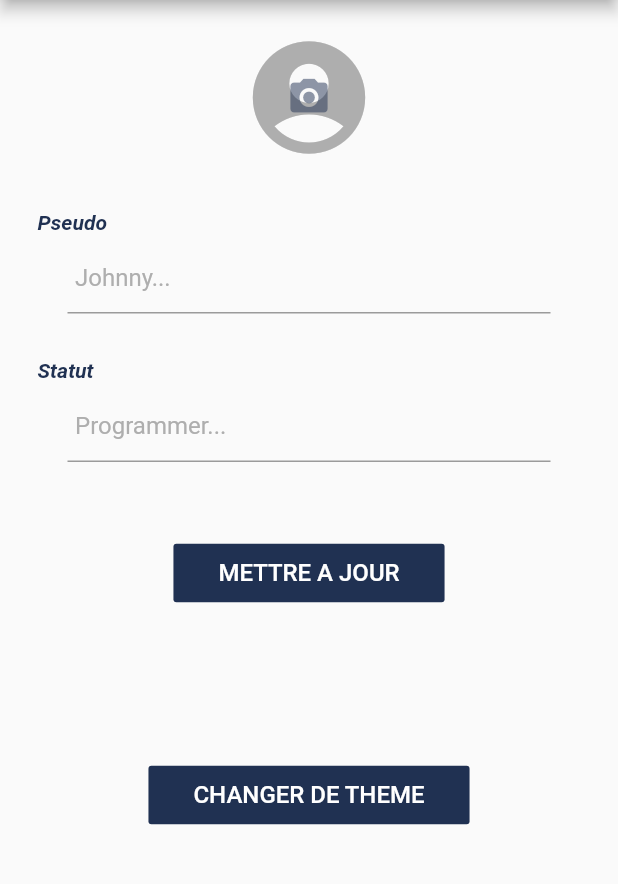
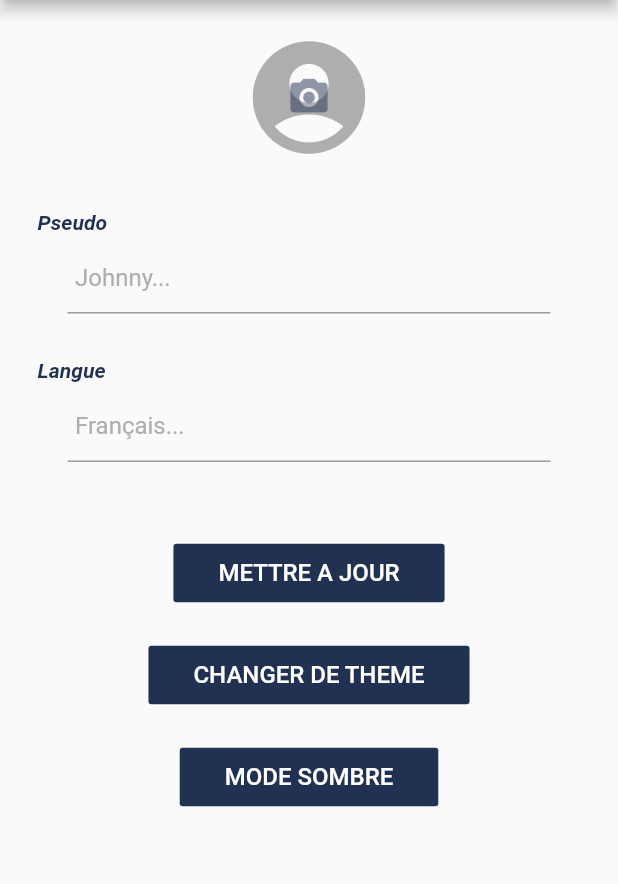
Before and after one commit to stanfrbd/Komeet_perso, a Flutter app: the Settings screen opened directly, on a phone screen of 412 x 824 dp, the part 84-968 px from its top. Run offline on Flutter 3.47's test engine with Material 2 defaults, Android fonts, the phone set to English and light mode, and no system bars; our stand-ins replace cached_network_image, cloud_firestore, firebase_auth, firebase_storage, flutter_colorpicker, fluttertoast and 3 more; accounts and stored records are empty.

Commit message:
darkmode, layout

```diff
--- a/lib/const.dart
+++ b/lib/const.dart
@@ -1,7 +1,32 @@
 import 'dart:ui';
 import 'package:flutter/material.dart';
 
-var themeColor = Colors.grey;//Color(0xff7289da);//Color(0xfff5a623);
-final primaryColor = Color(0xff203152);
-final greyColor = Color(0xffaeaeae);
-final greyColor2 = Color(0xffE8E8E8);
+class ThemeKomeet {
+  static bool darkTheme = false;
+
+  static var themeColor = Colors.grey;//Color(0xff838383);//Color(0xfff5a623);
+  static var primaryColor = Color(0xff203152);
+  static var greyColor = Color(0xffaeaeae);
+  static var greyColor2 = Color(0xffE8E8E8);
+
+  static void changeColors() {
+    if (darkTheme) {
+        primaryColor = Colors.blue;
+        greyColor2 = Color(0xffCCCCCC).withOpacity(0.15);
+    }
+    else {
+      themeColor = Colors.grey;
+      primaryColor = Color(0xff203152);
+      greyColor2 = Color(0xffE8E8E8);
+    }
+
+  }
+
+  static void enableDarkMode(bool state) {
+    darkTheme = false;
+    if (state) {
+        darkTheme = true;
+    }
+    changeColors();
+  }
+}
--- a/lib/settings.dart
+++ b/lib/settings.dart
@@ -6,7 +6,7 @@ import 'package:cloud_firestore/cloud_firestore.dart';
 import 'package:firebase_storage/firebase_storage.dart';
 import 'package:flutter/material.dart';
 import 'package:flutter_app_komeet/const.dart';
-import 'package:flutter_app_komeet/main.dart';
+import 'package:flutter_app_komeet/login.dart';
 import 'package:fluttertoast/fluttertoast.dart';
 import 'package:image_picker/image_picker.dart';
 import 'package:shared_preferences/shared_preferences.dart';
@@ -21,7 +21,7 @@ class Settings extends StatelessWidget {
       appBar: new AppBar(
         title: new Text(
           'Réglages',
-          style: TextStyle(color: primaryColor, fontWeight: FontWeight.bold),
+          style: TextStyle(color: ThemeKomeet.primaryColor, fontWeight: FontWeight.bold),
         ),
         centerTitle: true,
       ),
@@ -56,16 +56,17 @@ class SettingsScreenState extends State<SettingsScreen> {
   //color picker
 
   Color currentColor = Colors.grey;
+  static String themeTxt;
 
-  void changeColor(Color color) { // not working at the moment
-    setState(() => currentColor = color);
-    themeColor = currentColor;
-    //Navigator.push(context, MaterialPageRoute(builder: (context) => Settings()));
+  void changeColor(Color color) {
+    currentColor = color;
     setState(() {
+      ThemeKomeet.themeColor = currentColor;
+      Fluttertoast.showToast(msg: "Couleur Changée");
       Navigator.push(
         context,
         MaterialPageRoute(builder: (context) {
-          return MainScreen(currentUserId: id);
+          return MyApp();
         }),
       );
     },
@@ -179,10 +180,18 @@ class SettingsScreenState extends State<SettingsScreen> {
     });
   }
 
+  void checkTheme() {
+    if (ThemeKomeet.darkTheme) {
+      themeTxt = "MODE CLAIR";
+    }
+    else {
+      themeTxt = "MODE SOMBRE";
+    }
+  }
   void handleChangeTheme() {
     focusNodeNickname.unfocus();
     focusNodeAboutMe.unfocus();
-
+    if (!ThemeKomeet.darkTheme) {
       // launch theme changer...
       showDialog(
         context: context,
@@ -199,9 +208,33 @@ class SettingsScreenState extends State<SettingsScreen> {
         },
       );
     }
+  }
+
+  void handleDarkTheme() {
+    if (!ThemeKomeet.darkTheme) {
+      setState(() {
+        ThemeKomeet.enableDarkMode(true);
+      });
+    }
+    else if (ThemeKomeet.darkTheme){
+      setState(() {
+        ThemeKomeet.enableDarkMode(false);
+      });
+    }
+    checkTheme();
+      Fluttertoast.showToast(msg: "Changement");
+      Navigator.push(
+        context,
+        MaterialPageRoute(builder: (context) {
+          return MyApp();
+        }),
+      );
+
+  }
 
   @override
   Widget build(BuildContext context) {
+    checkTheme();
     return Stack(
       children: <Widget>[
         SingleChildScrollView(
@@ -219,7 +252,7 @@ class SettingsScreenState extends State<SettingsScreen> {
                                     placeholder: (context, url) => Container(
                                           child: CircularProgressIndicator(
                                             strokeWidth: 2.0,
-                                            valueColor: AlwaysStoppedAnimation<Color>(themeColor),
+                                            valueColor: AlwaysStoppedAnimation<Color>(ThemeKomeet.themeColor),
                                           ),
                                           width: 90.0,
                                           height: 90.0,
@@ -236,7 +269,7 @@ class SettingsScreenState extends State<SettingsScreen> {
                               : Icon(
                                   Icons.account_circle,
                                   size: 90.0,
-                                  color: greyColor,
+                                  color: ThemeKomeet.greyColor,
                                 ))
                           : Material(
                               child: Image.file(
@@ -251,12 +284,12 @@ class SettingsScreenState extends State<SettingsScreen> {
                       IconButton(
                         icon: Icon(
                           Icons.camera_alt,
-                          color: primaryColor.withOpacity(0.5),
+                          color: ThemeKomeet.primaryColor.withOpacity(0.5),
                         ),
                         onPressed: getImage,
                         padding: EdgeInsets.all(30.0),
                         splashColor: Colors.transparent,
-                        highlightColor: greyColor,
+                        highlightColor: ThemeKomeet.greyColor,
                         iconSize: 30.0,
                       ),
                     ],
@@ -273,18 +306,18 @@ class SettingsScreenState extends State<SettingsScreen> {
                   Container(
                     child: Text(
                       'Pseudo',
-                      style: TextStyle(fontStyle: FontStyle.italic, fontWeight: FontWeight.bold, color: primaryColor),
+                      style: TextStyle(fontStyle: FontStyle.italic, fontWeight: FontWeight.bold, color: ThemeKomeet.primaryColor),
                     ),
                     margin: EdgeInsets.only(left: 10.0, bottom: 5.0, top: 10.0),
                   ),
                   Container(
                     child: Theme(
-                      data: Theme.of(context).copyWith(primaryColor: primaryColor),
+                      data: Theme.of(context).copyWith(primaryColor: ThemeKomeet.primaryColor),
                       child: TextField(
                         decoration: InputDecoration(
                           hintText: 'Johnny...',
                           contentPadding: new EdgeInsets.all(5.0),
-                          hintStyle: TextStyle(color: greyColor),
+                          hintStyle: TextStyle(color: ThemeKomeet.greyColor),
                         ),
                         controller: controllerNickname,
                         onChanged: (value) {
@@ -299,19 +332,19 @@ class SettingsScreenState extends State<SettingsScreen> {
                   // About me
                   Container(
                     child: Text(
-                      'Statut',
-                      style: TextStyle(fontStyle: FontStyle.italic, fontWeight: FontWeight.bold, color: primaryColor),
+                      'Langue',
+                      style: TextStyle(fontStyle: FontStyle.italic, fontWeight: FontWeight.bold, color: ThemeKomeet.primaryColor),
                     ),
                     margin: EdgeInsets.only(left: 10.0, top: 30.0, bottom: 5.0),
                   ),
                   Container(
                     child: Theme(
-                      data: Theme.of(context).copyWith(primaryColor: primaryColor),
+                      data: Theme.of(context).copyWith(primaryColor: ThemeKomeet.primaryColor),
                       child: TextField(
                         decoration: InputDecoration(
-                          hintText: 'Programmer...',
+                          hintText: 'Français...',
                           contentPadding: EdgeInsets.all(5.0),
-                          hintStyle: TextStyle(color: greyColor),
+                          hintStyle: TextStyle(color: ThemeKomeet.greyColor),
                         ),
                         controller: controllerAboutMe,
                         onChanged: (value) {
@@ -334,15 +367,14 @@ class SettingsScreenState extends State<SettingsScreen> {
                     'METTRE A JOUR',
                     style: TextStyle(fontSize: 16.0),
                   ),
-                  color: primaryColor,
+                  color: ThemeKomeet.primaryColor,
                   highlightColor: new Color(0xff8d93a0),
                   splashColor: Colors.transparent,
                   textColor: Colors.white,
                   padding: EdgeInsets.fromLTRB(30.0, 10.0, 30.0, 10.0),
                 ),
-                margin: EdgeInsets.only(top: 50.0, bottom: 50.0),
+                margin: EdgeInsets.only(top: 50.0, bottom: 10.0),
               ),
-
               Container(
                 child: FlatButton(
                   onPressed: handleChangeTheme,
@@ -350,13 +382,28 @@ class SettingsScreenState extends State<SettingsScreen> {
                     'CHANGER DE THEME',
                     style: TextStyle(fontSize: 16.0),
                   ),
-                  color: primaryColor,
+                  color: ThemeKomeet.primaryColor,
                   highlightColor: new Color(0xff8d93a0),
                   splashColor: Colors.transparent,
                   textColor: Colors.white,
                   padding: EdgeInsets.fromLTRB(30.0, 10.0, 30.0, 10.0),
                 ),
-                margin: EdgeInsets.only(top: 50.0, bottom: 50.0),
+                margin: EdgeInsets.only(top: 10.0, bottom: 10.0),
+              ),
+              Container(
+                child: FlatButton(
+                  onPressed: handleDarkTheme,
+                  child: Text(
+                    themeTxt,
+                    style: TextStyle(fontSize: 16.0),
+                  ),
+                  color: ThemeKomeet.primaryColor,
+                  highlightColor: new Color(0xff8d93a0),
+                  splashColor: Colors.transparent,
+                  textColor: Colors.white,
+                  padding: EdgeInsets.fromLTRB(30.0, 10.0, 30.0, 10.0),
+                ),
+                margin: EdgeInsets.only(top: 10.0, bottom: 10.0),
               ),
             ],
           ),
@@ -368,7 +415,7 @@ class SettingsScreenState extends State<SettingsScreen> {
           child: isLoading
               ? Container(
                   child: Center(
-                    child: CircularProgressIndicator(valueColor: AlwaysStoppedAnimation<Color>(themeColor)),
+                    child: CircularProgressIndicator(valueColor: AlwaysStoppedAnimation<Color>(ThemeKomeet.themeColor)),
                   ),
                   color: Colors.white.withOpacity(0.8),
                 )
```
Also changed, not shown: lib/chat.dart (+21 -21 lines), lib/login.dart (+15 -7 lines), lib/main.dart (+48 -23 lines). Lines whose indentation alone changed are shown as unchanged.
